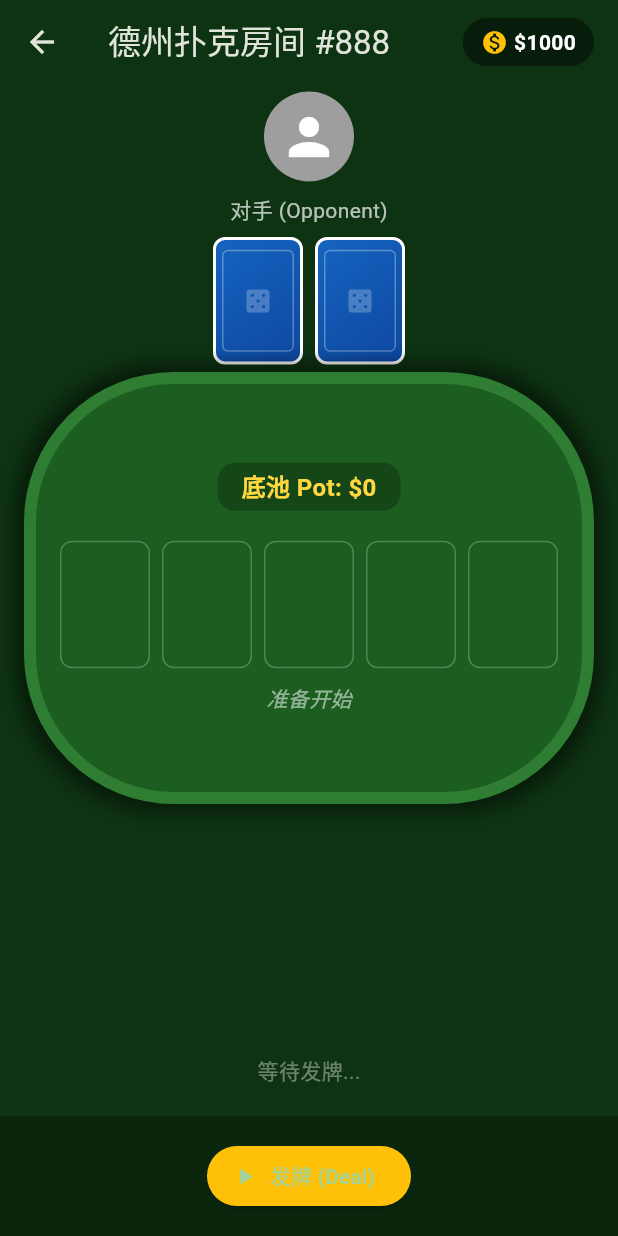
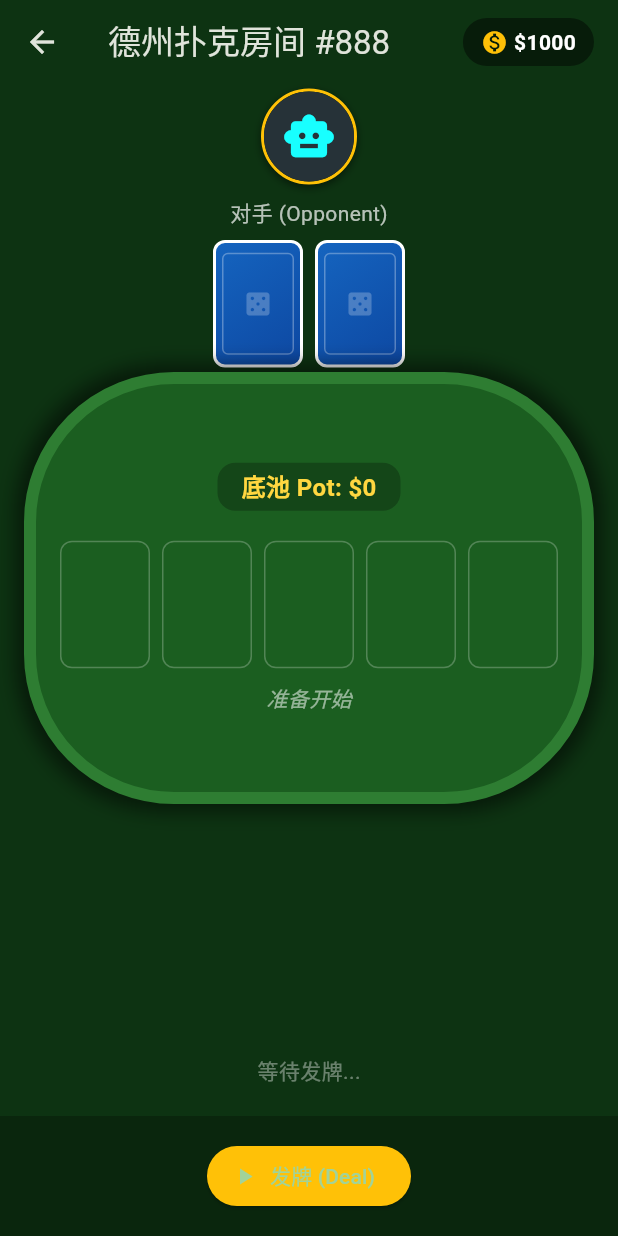
Before and after one commit to could-ai/019a9b72-b30f-735c-9202-ef5fd3686d0d, a Flutter app: the PokerGameScreen screen opened directly, on a phone screen of 412 x 824 dp. Run offline on Flutter 3.47's test engine with Material 3 defaults, Android fonts, the phone set to English and light mode, and no system bars; statements that could not run were skipped.

Commit message:
Replaced the generic grey opponent avatar with a styled 'Bot' avatar featuring a robot icon, dark blue-grey background, and an amber border to make it more visually distinct and thematic.

```diff
--- a/usr/lib/poker_game.dart
+++ b/usr/lib/poker_game.dart
@@ -305,10 +305,23 @@ class _PokerGameScreenState extends State<PokerGameScreen> {
               child: Column(
                 mainAxisAlignment: MainAxisAlignment.center,
                 children: [
-                  const CircleAvatar(
-                    radius: 30,
-                    backgroundColor: Colors.grey,
-                    child: Icon(Icons.person, size: 40, color: Colors.white),
+                  Container(
+                    decoration: BoxDecoration(
+                      shape: BoxShape.circle,
+                      border: Border.all(color: Colors.amber, width: 2),
+                      boxShadow: [
+                        BoxShadow(
+                          color: Colors.black.withOpacity(0.5),
+                          blurRadius: 4,
+                          offset: const Offset(0, 2),
+                        ),
+                      ],
+                    ),
+                    child: const CircleAvatar(
+                      radius: 30,
+                      backgroundColor: Color(0xFF263238), // Dark Blue Grey
+                      child: Icon(Icons.smart_toy, size: 36, color: Colors.cyanAccent),
+                    ),
                   ),
                   const SizedBox(height: 8),
                   const Text("对手 (Opponent)", style: TextStyle(color: Colors.white70)),
```
